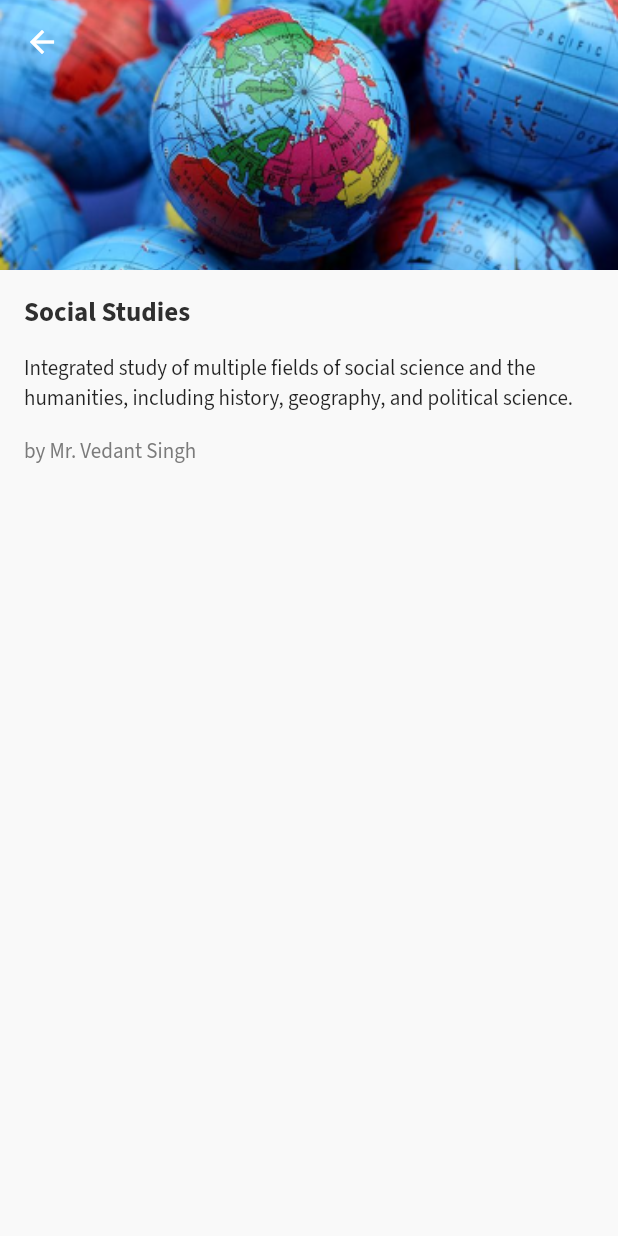
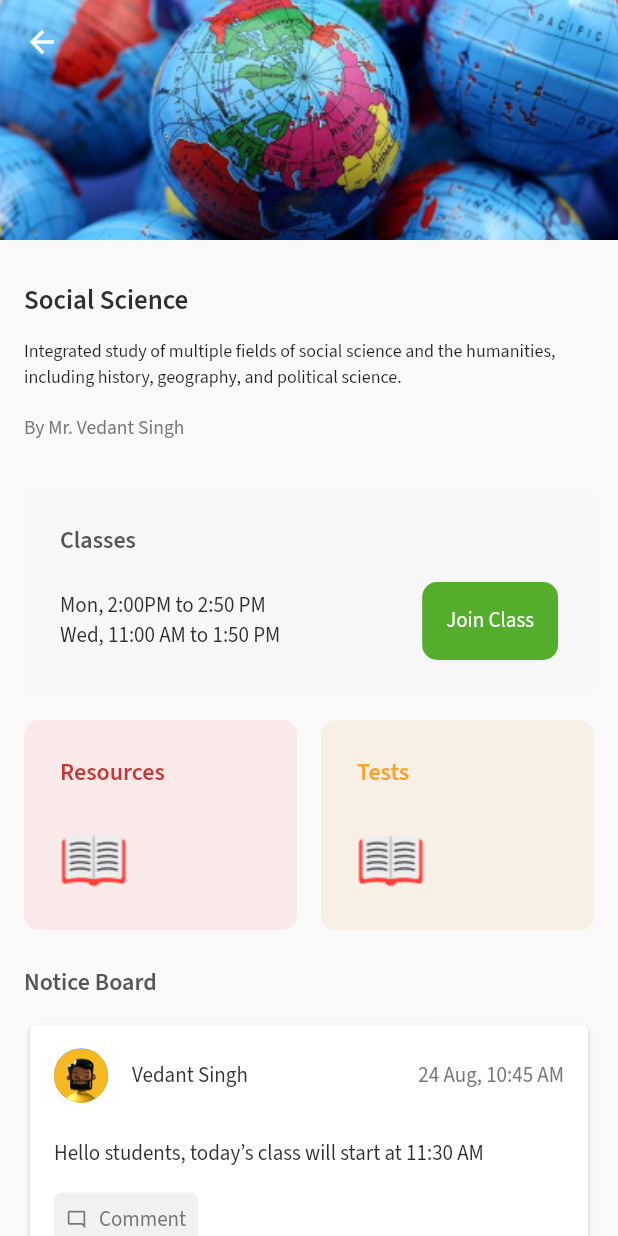
Before and after one commit to 1psrishti/educazy, a Flutter app: the EnrolledScreen screen opened directly, on a phone screen of 412 x 824 dp. Run offline on Flutter 3.47's test engine with Material 2 defaults, Android fonts, the phone set to English and light mode, and no system bars; our stand-ins replace animated_splash_screen, badges, camera, dio, file_picker, firebase_core and 9 more; missing offline and left inert: alan_voice, flutter_inappwebview, read_pdf_text, string_similarity; accounts and stored records are empty; project files that could hold a hidden picture were left out.

Commit message:
created enrolled_classes_screen

```diff
--- a/lib/main.dart
+++ b/lib/main.dart
@@ -8,7 +8,7 @@ import 'package:educazy/screens/auth_screens/enroll_screen.dart';
 import 'package:educazy/screens/auth_screens/login_screen.dart';
 import 'package:educazy/screens/auth_screens/register_screen.dart';
 import 'package:educazy/screens/classes_screen.dart';
-import 'package:educazy/screens/enrolled_class.dart';
+import 'package:educazy/screens/enrolled_class_screen.dart';
 import 'package:educazy/screens/home_screen.dart';
 import 'package:educazy/screens/profile_screen.dart';
 import 'package:educazy/screens/progress_card_screen.dart';
--- a/lib/screens/classes_screen.dart
+++ b/lib/screens/classes_screen.dart
@@ -1,4 +1,4 @@
-import 'package:educazy/screens/enrolled_class.dart';
+import 'package:educazy/screens/enrolled_class_screen.dart';
 import 'package:educazy/utils/custom_colors.dart';
 import 'package:educazy/utils/theme_provider.dart';
 import 'package:educazy/widgets/custom_text.dart';
--- a/lib/screens/enrolled_class.dart
+++ /dev/null
@@ -1,90 +0,0 @@
-import 'package:educazy/widgets/custom_text.dart';
-import 'package:flutter/material.dart';
-import 'package:flutter/src/foundation/key.dart';
-import 'package:flutter/src/widgets/framework.dart';
-
-class EnrolledScreen extends StatefulWidget {
-  const EnrolledScreen({Key? key}) : super(key: key);
-
-  @override
-  State<EnrolledScreen> createState() => _EnrolledScreenState();
-}
-
-class _EnrolledScreenState extends State<EnrolledScreen> {
-  @override
-  Widget build(BuildContext context) {
-    return Scaffold(
-      body: CustomScrollView(
-        slivers: [
-          SliverAppBar(
-            pinned: false,
-            snap: false,
-            floating: true,
-            leading: GestureDetector(
-              onTap: () {},
-              child: Container(
-                width: 24,
-                height: 24,
-                child: const Icon(
-                  Icons.arrow_back,
-                  color: Colors.white,
-                ),
-              ),
-            ),
-            expandedHeight: 180,
-            backgroundColor: Theme.of(context).primaryColor,
-            flexibleSpace: FlexibleSpaceBar(
-              // centerTitle: false,
-              //  title: Text('Social Studies', textScaleFactor: 1),
-
-              background: Image.asset(
-                'assets/images/social.png',
-                width: double.maxFinite,
-                fit: BoxFit.cover,
-              ),
-            ),
-          ),
-          SliverToBoxAdapter(
-            child: Padding(
-              padding: const EdgeInsets.all(16.0),
-              child: Column(
-                crossAxisAlignment: CrossAxisAlignment.stretch,
-                children: [
-                  CustomText(
-                    'Social Studies',
-                    style: TextStyle(
-                        fontSize: 18,
-                        color: Color(0xFF2F2F2F),
-                        fontWeight: FontWeight.bold),
-                  ),
-                  SizedBox(
-                    height: 14,
-                  ),
-                  CustomText(
-                      'Integrated study of multiple fields of social science and the humanities, including history, geography, and political science.',
-                      style: TextStyle(fontSize: 14)),
-                  SizedBox(
-                    height: 15,
-                  ),
-                  CustomText(
-                    'by Mr. Vedant Singh',
-                    style: TextStyle(fontSize: 14, color: Color(0xFF7777777)),
-                    textAlign: TextAlign.start,
-                  ),
-                  SizedBox(
-                    height: 30,
-                  ),
-                  Container(
-                    height: 128,
-                    padding: const EdgeInsets.all(24),
-                    child: Column(children: [Text('')]),
-                  )
-                ],
-              ),
-            ),
-          )
-        ],
-      ),
-    );
-  }
-}
--- /dev/null
+++ b/lib/screens/enrolled_class_screen.dart
@@ -0,0 +1,346 @@
+import 'package:educazy/widgets/custom_text.dart';
+import 'package:flutter/material.dart';
+import 'package:flutter/src/foundation/key.dart';
+import 'package:flutter/src/widgets/framework.dart';
+import 'package:google_fonts/google_fonts.dart';
+
+class EnrolledScreen extends StatefulWidget {
+  const EnrolledScreen({Key? key}) : super(key: key);
+
+  @override
+  State<EnrolledScreen> createState() => _EnrolledScreenState();
+}
+class _EnrolledScreenState extends State<EnrolledScreen> {
+  @override
+  Widget build(BuildContext context) {
+    double width = MediaQuery.of(context).size.width;
+
+    return Scaffold(
+      body: CustomScrollView(
+        slivers: [
+          SliverAppBar(
+            snap: false,
+            pinned: false,
+            floating: false,
+            flexibleSpace: FlexibleSpaceBar(
+                centerTitle: true,
+                background: Image.asset("assets/images/social.png", fit: BoxFit.cover,), //Images.network
+            ),
+            expandedHeight: 160,
+            leading: BackButton(),
+          ), //SliverAppBar
+          SliverList(
+            delegate: SliverChildBuilderDelegate(
+                  (context, index) => ListTile(
+                    title: Column(
+                      crossAxisAlignment: CrossAxisAlignment.start,
+                      children: [
+                        const SizedBox(height: 24),
+                        Text(
+                          "Social Science",
+                          style: GoogleFonts.sourceSansPro(
+                            color: Color(0xff2F2F2F),
+                            fontSize: 18,
+                            fontWeight: FontWeight.w600,
+                          ),
+                        ),
+                        const SizedBox(height: 12),
+                        Text(
+                          "Integrated study of multiple fields of social science and the humanities, including history, geography, and political science.",
+                          style: GoogleFonts.sourceSansPro(
+                            fontSize: 12
+                          ),
+                        ),
+                        const SizedBox(height: 16),
+                        Text(
+                          "By Mr. Vedant Singh",
+                          style: GoogleFonts.sourceSansPro(
+                            color: Color(0xff777777),
+                            fontSize: 13,
+                          ),
+                        ),
+                        const SizedBox(height: 30),
+                        Container(
+                          padding: EdgeInsets.all(24),
+                          width: width,
+                          decoration: BoxDecoration(
+                            borderRadius: BorderRadius.circular(10),
+                            color: Color(0xffF7F7F7),
+                          ),
+                          child: Column(
+                            crossAxisAlignment: CrossAxisAlignment.start,
+                            children: [
+                              Text(
+                                "Classes",
+                                style: GoogleFonts.sourceSansPro(
+                                  color: Color(0xff555555),
+                                  fontSize: 16,
+                                  fontWeight: FontWeight.w600,
+                                ),
+                              ),
+                              const SizedBox(height: 16),
+                              Row(
+                                mainAxisAlignment: MainAxisAlignment.spaceBetween,
+                                children: [
+                                  Column(
+                                    crossAxisAlignment: CrossAxisAlignment.start,
+                                    children: [
+                                      Text(
+                                        "Mon, 2:00PM to 2:50 PM",
+                                        style: GoogleFonts.sourceSansPro(
+                                          fontSize: 14,
+                                          color: Color(0xff2F2F2F),
+                                        ),
+                                      ),
+                                      Text(
+                                        "Wed, 11:00 AM to 1:50 PM",
+                                        style: GoogleFonts.sourceSansPro(
+                                          fontSize: 14,
+                                          color: Color(0xff2F2F2F),
+                                        ),
+                                      ),
+                                    ],
+                                  ),
+                                  Container(
+                                    padding: EdgeInsets.all(16),
+                                    decoration: BoxDecoration(
+                                      borderRadius: BorderRadius.circular(10),
+                                      color: Color(0xff55AD2C),
+                                    ),
+                                    child: Text(
+                                      "Join Class",
+                                      style: GoogleFonts.sourceSansPro(
+                                        color: Colors.white,
+                                        fontSize: 14,
+                                      ),
+                                    ),
+                                  )
+                                ],
+                              )
+                            ],
+                          ),
+                        ),
+                        const SizedBox(height: 16),
+                        Row(
+                          mainAxisAlignment: MainAxisAlignment.spaceBetween,
+                          children: [
+                            Container(
+                              padding: EdgeInsets.all(24),
+                              width: width/2 - 24,
+                              decoration: BoxDecoration(
+                                borderRadius: BorderRadius.circular(10),
+                                color: Color(0xffFC605D).withOpacity(0.1),
+                              ),
+                              child: Column(
+                                crossAxisAlignment: CrossAxisAlignment.start,
+                                children: [
+                                  Text(
+                                    "Resources",
+                                    style: GoogleFonts.sourceSansPro(
+                                      color: Color(0xffC53835),
+                                      fontSize: 16,
+                                      fontWeight: FontWeight.w600,
+                                    ),
+                                  ),
+                                  const SizedBox(height: 24),
+                                  Image.asset("assets/images/resources.png"),
+                                ],
+                              ),
+                            ),
+                            Container(
+                              padding: EdgeInsets.all(24),
+                              width: width/2 - 24,
+                              decoration: BoxDecoration(
+                                borderRadius: BorderRadius.circular(10),
+                                color: Color(0xffFAA231).withOpacity(0.1),
+                              ),
+                              child: Column(
+                                crossAxisAlignment: CrossAxisAlignment.start,
+                                children: [
+                                  Text(
+                                    "Tests",
+                                    style: GoogleFonts.sourceSansPro(
+                                      color: Color(0xffFAA231),
+                                      fontSize: 16,
+                                      fontWeight: FontWeight.w600,
+                                    ),
+                                  ),
+                                  const SizedBox(height: 24),
+                                  Image.asset("assets/images/resources.png"),
+                                ],
+                              ),
+                            ),
+                          ],
+                        ),
+                        const SizedBox(height: 24),
+                        Text(
+                          "Notice Board",
+                          style: GoogleFonts.sourceSansPro(
+                            color: Color(0xff555555),
+                            fontSize: 16,
+                            fontWeight: FontWeight.w600,
+                          ),
+                        ),
+                        const SizedBox(height: 12),
+                        Card(
+                          elevation: 1.5,
+                          child: Padding(
+                            padding: const EdgeInsets.all(16),
+                            child: Column(
+                              crossAxisAlignment: CrossAxisAlignment.start,
+                              children: [
+                                Row(
+                                  mainAxisAlignment: MainAxisAlignment.spaceBetween,
+                                  children: [
+                                    Row(
+                                      children: [
+                                        CircleAvatar(
+                                          child: Image.asset("assets/images/photo.png"),
+                                          radius: 18,
+                                        ),
+                                        const SizedBox(width: 16),
+                                        Text(
+                                          "Vedant Singh",
+                                          style: GoogleFonts.sourceSansPro(
+                                            color: Color(0xff2F2F2F),
+                                            fontSize: 14,
+                                          ),
+                                        )
+                                      ],
+                                    ),
+                                    Text(
+                                      "24 Aug, 10:45 AM",
+                                      style: GoogleFonts.sourceSansPro(
+                                        color: Color(0xff777777),
+                                        fontSize: 14,
+                                      ),
+                                    ),
+                                  ],
+                                ),
+                                const SizedBox(height: 24),
+                                Text(
+                                  "Hello students, today’s class will start at 11:30 AM",
+                                  style: GoogleFonts.sourceSansPro(
+                                    color: Color(0xff2F2F2F),
+                                    fontSize: 14,
+                                  ),
+                                ),
+                                const SizedBox(height: 16),
+                                Container(
+                                  padding: EdgeInsets.all(8),
+                                  decoration: BoxDecoration(
+                                    borderRadius: BorderRadius.circular(5),
+                                    color: Color(0xffF1F1F1),
+                                  ),
+                                  child: Row(
+                                    mainAxisSize: MainAxisSize.min,
+                                    children: [
+                                      const Icon(
+                                        Icons.mode_comment_outlined,
+                                        color: Color(0xff777777),
+                                        size: 14,
+                                      ),
+                                      const SizedBox(width: 8),
+                                      Text(
+                                        "Comment",
+                                        style: GoogleFonts.sourceSansPro(
+                                          color: Color(0xff777777),
+                                          fontSize: 14,
+                                        ),
+                                      )
+
+                                    ],
+                                  ),
+                                ),
+                              ],
+                            ),
+                          ),
+                        ),
+                        const SizedBox(height: 8),
+                        Card(
+                          elevation: 1.5,
+                          child: Padding(
+                            padding: const EdgeInsets.all(16),
+                            child: Column(
+                              crossAxisAlignment: CrossAxisAlignment.start,
+                              children: [
+                                Row(
+                                  mainAxisAlignment: MainAxisAlignment.spaceBetween,
+                                  children: [
+                                    Row(
+                                      children: [
+                                        CircleAvatar(
+                                          child: Image.asset("assets/images/photo.png"),
+                                          radius: 18,
+                                        ),
+                                        const SizedBox(width: 16),
+                                        Text(
+                                          "Vedant Singh",
+                                          style: GoogleFonts.sourceSansPro(
+                                            color: Color(0xff2F2F2F),
+                                            fontSize: 14,
+                                          ),
+                                        )
+                                      ],
+                                    ),
+                                    Text(
+                                      "24 Aug, 10:45 AM",
+                                      style: GoogleFonts.sourceSansPro(
+                                        color: Color(0xff777777),
+                                        fontSize: 14,
+                                      ),
+                                    ),
+                                  ],
+                                ),
+                                const SizedBox(height: 24),
+                                Text(
+                                  "Hello students, today’s class will start at 11:30 AM",
+                                  style: GoogleFonts.sourceSansPro(
+                                    color: Color(0xff2F2F2F),
+                                    fontSize: 14,
+                                  ),
+                                ),
+                                const SizedBox(height: 16),
+                                Container(
+                                  padding: EdgeInsets.all(8),
+                                  decoration: BoxDecoration(
+                                    borderRadius: BorderRadius.circular(5),
+                                    color: Color(0xffF1F1F1),
+                                  ),
+                                  child: Row(
+                                    mainAxisSize: MainAxisSize.min,
+                                    children: [
+                                      const Icon(
+                                        Icons.mode_comment_outlined,
+                                        color: Color(0xff777777),
+                                        size: 14,
+                                      ),
+                                      const SizedBox(width: 8),
+                                      Text(
+                                        "Comment",
+                                        style: GoogleFonts.sourceSansPro(
+                                          color: Color(0xff777777),
+                                          fontSize: 14,
+                                        ),
+                                      )
+
+                                    ],
+                                  ),
+                                ),
+                              ],
+                            ),
+                          ),
+                        ),
+                        const SizedBox(height: 50)
+                      ],
+                    ),
+              ),
+              childCount: 1,
+            ),
+          )
+        ],
+
+      )
+    );
+  }
+}
```
Also changed, not shown: assets/images/resources.png (added), assets/images/tests.png (added), 3 other files.
